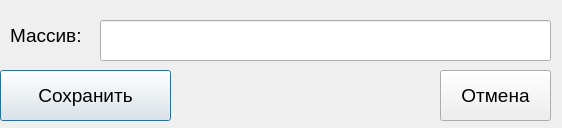
Qt form src/Application/AddArrayWindow.ui (KorablikDimak/RPS) before a commit.
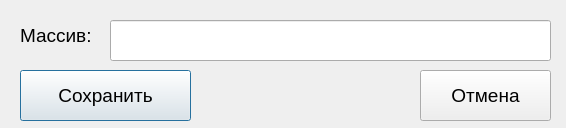
The same form after that commit.

Commit message: почти закончил, осталось только запросы на сервер

What changed in the file:
```diff
--- a/src/Application/AddArrayWindow.ui
+++ b/src/Application/AddArrayWindow.ui
@@ -6,7 +6,7 @@
    <rect>
     <x>0</x>
     <y>0</y>
-    <width>562</width>
+    <width>566</width>
     <height>128</height>
    </rect>
   </property>
@@ -19,7 +19,7 @@
   <widget class="QLabel" name="LabelArray">
    <property name="geometry">
     <rect>
-     <x>10</x>
+     <x>20</x>
      <y>20</y>
      <width>91</width>
      <height>31</height>
@@ -37,7 +37,7 @@
   <widget class="QPushButton" name="SaveButton">
    <property name="geometry">
     <rect>
-     <x>0</x>
+     <x>20</x>
      <y>70</y>
      <width>171</width>
      <height>51</height>
@@ -55,9 +55,9 @@
   <widget class="QPushButton" name="CancelButton">
    <property name="geometry">
     <rect>
-     <x>440</x>
+     <x>420</x>
      <y>70</y>
-     <width>111</width>
+     <width>131</width>
      <height>51</height>
     </rect>
    </property>
@@ -73,9 +73,9 @@
   <widget class="QLineEdit" name="ArrayEdit">
    <property name="geometry">
     <rect>
-     <x>100</x>
+     <x>110</x>
      <y>20</y>
-     <width>451</width>
+     <width>441</width>
      <height>41</height>
     </rect>
    </property>
```
